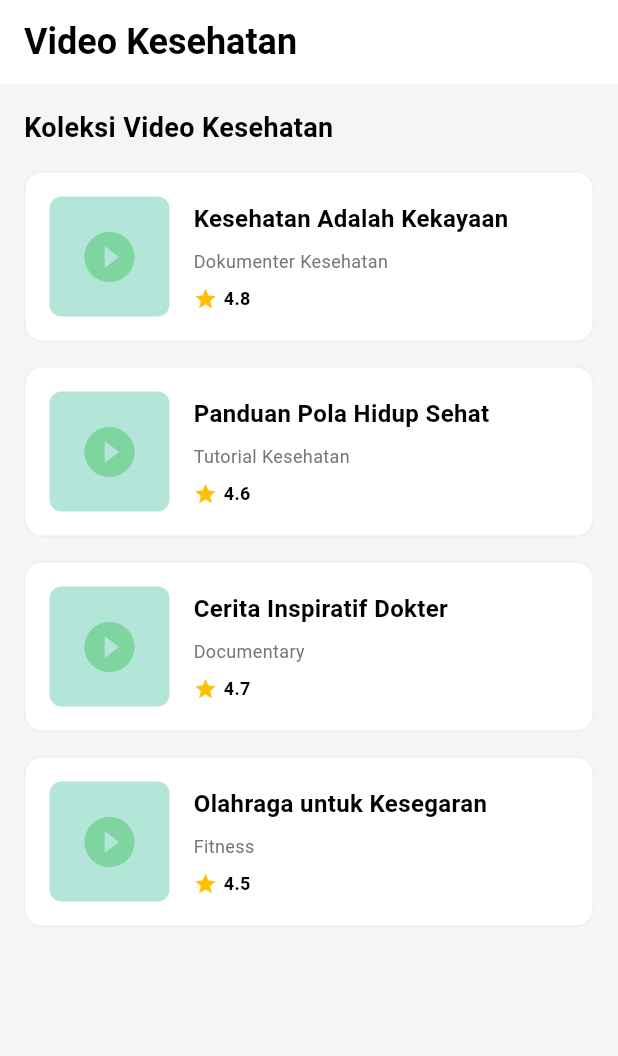
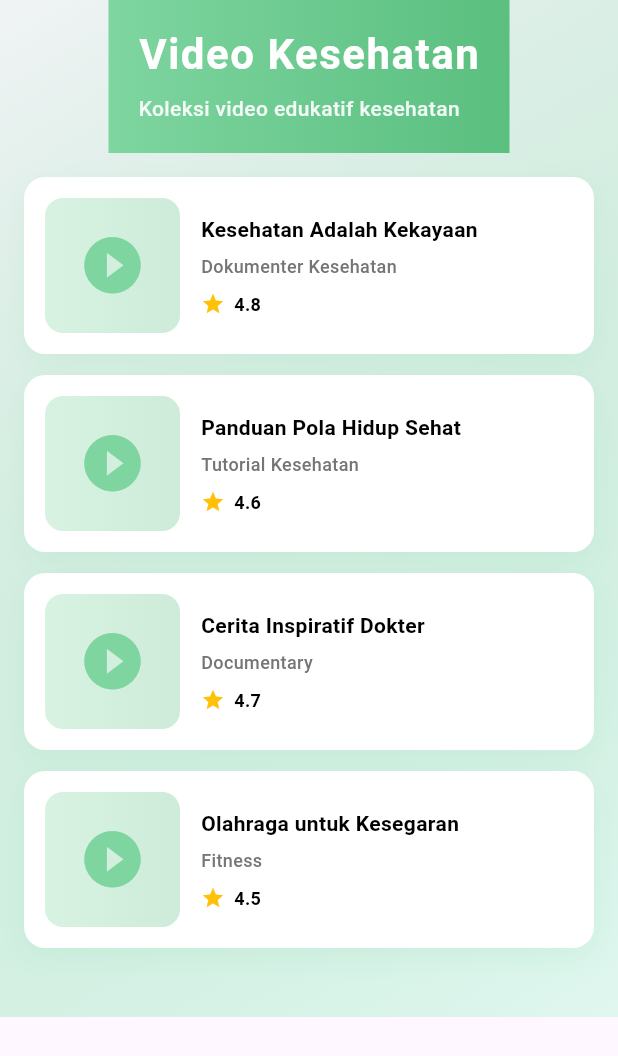
Before and after one commit to LaValliereee/PraktikumPAB, a Flutter app: the MovieScreen screen opened directly, on a phone screen of 412 x 824 dp. Shown: the top 1056 px of the screen. Run offline on Flutter 3.47's test engine with Material 3 defaults, Android fonts, the phone set to English and light mode, and no system bars.

Commit message:
Mengubah tampilan MovieScreen dengan menambahkan gambar dan deskripsi film. Juga memperbaiki beberapa bug pada tampilan utama, profil, dan layar selamat datang. Menambahkan file register_screen.dart untuk fitur pendaftaran pengguna baru.

```diff
--- a/lib/movie_screen.dart
+++ b/lib/movie_screen.dart
@@ -29,68 +29,100 @@ class MovieScreen extends StatelessWidget {
     ];
 
     return Scaffold(
-      backgroundColor: Colors.grey[100],
-      appBar: AppBar(
-        backgroundColor: Colors.white,
-        elevation: 0,
-        automaticallyImplyLeading: false,
-        title: const Text(
-          'Video Kesehatan',
-          style: TextStyle(
-            color: Colors.black,
-            fontSize: 24,
-            fontWeight: FontWeight.bold,
+      body: Container(
+        decoration: BoxDecoration(
+          gradient: LinearGradient(
+            begin: Alignment.topLeft,
+            end: Alignment.bottomRight,
+            colors: [
+              const Color(0xFF7ED5A0).withOpacity(0.1),
+              const Color(0xFFE0F7F0),
+            ],
           ),
         ),
-        centerTitle: false,
+        child: SingleChildScrollView(
+          child: Column(
+            children: [
+              // AppBar Custom
+              Container(
+                decoration: const BoxDecoration(
+                  gradient: LinearGradient(
+                    colors: [Color(0xFF7ED5A0), Color(0xFF5ABF7F)],
                   ),
-      body: SingleChildScrollView(
-        child: Padding(
-          padding: const EdgeInsets.all(16),
+                ),
+                padding: const EdgeInsets.fromLTRB(20, 16, 20, 20),
+                child: SafeArea(
                   child: Column(
                     crossAxisAlignment: CrossAxisAlignment.start,
                     children: [
                       const Text(
-                'Koleksi Video Kesehatan',
+                        'Video Kesehatan',
                         style: TextStyle(
-                  fontSize: 18,
+                          fontSize: 28,
                           fontWeight: FontWeight.bold,
-                  color: Colors.black,
+                          color: Colors.white,
+                          letterSpacing: 1.0,
                         ),
                       ),
-              const SizedBox(height: 16),
-              Column(
+                      const SizedBox(height: 6),
+                      Text(
+                        'Koleksi video edukatif kesehatan',
+                        style: TextStyle(
+                          fontSize: 14,
+                          color: Colors.white.withOpacity(0.9),
+                          fontWeight: FontWeight.w500,
+                        ),
+                      ),
+                    ],
+                  ),
+                ),
+              ),
+              // Videos List
+              Padding(
+                padding: const EdgeInsets.all(16),
+                child: Column(
                   children: List.generate(
                     movies.length,
                     (index) => Container(
-                    margin: const EdgeInsets.only(bottom: 16),
+                      margin: const EdgeInsets.only(bottom: 14),
                       decoration: BoxDecoration(
                         color: Colors.white,
-                      borderRadius: BorderRadius.circular(12),
-                      border: Border.all(color: Colors.grey.shade200, width: 1),
+                        borderRadius: BorderRadius.circular(14),
+                        boxShadow: [
+                          BoxShadow(
+                            color: const Color(0xFF7ED5A0).withOpacity(0.15),
+                            blurRadius: 15,
+                            offset: const Offset(0, 6),
+                          ),
+                        ],
                       ),
                       child: InkWell(
                         onTap: () {},
-                      borderRadius: BorderRadius.circular(12),
+                        borderRadius: BorderRadius.circular(14),
                         child: Padding(
-                        padding: const EdgeInsets.all(16),
+                          padding: const EdgeInsets.all(14),
                           child: Row(
                             children: [
                               // Movie Thumbnail
                               Container(
-                              width: 80,
-                              height: 80,
+                                width: 90,
+                                height: 90,
                                 decoration: BoxDecoration(
-                                color: const Color(0xFFB3E5D8),
-                                borderRadius: BorderRadius.circular(8),
+                                  gradient: LinearGradient(
+                                    colors: [
+                                      const Color(0xFF7ED5A0).withOpacity(0.3),
+                                      const Color(0xFF5ABF7F).withOpacity(0.3),
+                                    ],
+                                  ),
+                                  borderRadius: BorderRadius.circular(12),
                                 ),
                                 child: const Icon(
                                   Icons.play_circle_fill,
                                   color: Color(0xFF7ED5A0),
-                                size: 40,
+                                  size: 45,
                                 ),
                               ),
-                            const SizedBox(width: 16),
+                              const SizedBox(width: 14),
                               // Movie Info
                               Expanded(
                                 child: Column(
@@ -99,19 +131,20 @@ class MovieScreen extends StatelessWidget {
                                     Text(
                                       movies[index]['title']!,
                                       style: const TextStyle(
-                                      fontSize: 16,
+                                        fontSize: 14,
                                         fontWeight: FontWeight.bold,
                                         color: Colors.black,
                                       ),
                                       maxLines: 2,
                                       overflow: TextOverflow.ellipsis,
                                     ),
-                                  const SizedBox(height: 8),
+                                    const SizedBox(height: 6),
                                     Text(
                                       movies[index]['category']!,
-                                    style: const TextStyle(
+                                      style: TextStyle(
                                         fontSize: 12,
-                                      color: Color(0xFF757575),
+                                        color: Colors.grey[600],
+                                        fontWeight: FontWeight.w500,
                                       ),
                                     ),
                                     const SizedBox(height: 8),
@@ -122,7 +155,7 @@ class MovieScreen extends StatelessWidget {
                                           color: Colors.amber,
                                           size: 16,
                                         ),
-                                      const SizedBox(width: 4),
+                                        const SizedBox(width: 6),
                                         Text(
                                           movies[index]['rating']!,
                                           style: const TextStyle(
@@ -143,6 +176,8 @@ class MovieScreen extends StatelessWidget {
                     ),
                   ),
                 ),
+              ),
+              const SizedBox(height: 16),
             ],
           ),
         ),
```
Lines whose indentation alone changed are shown as unchanged.
